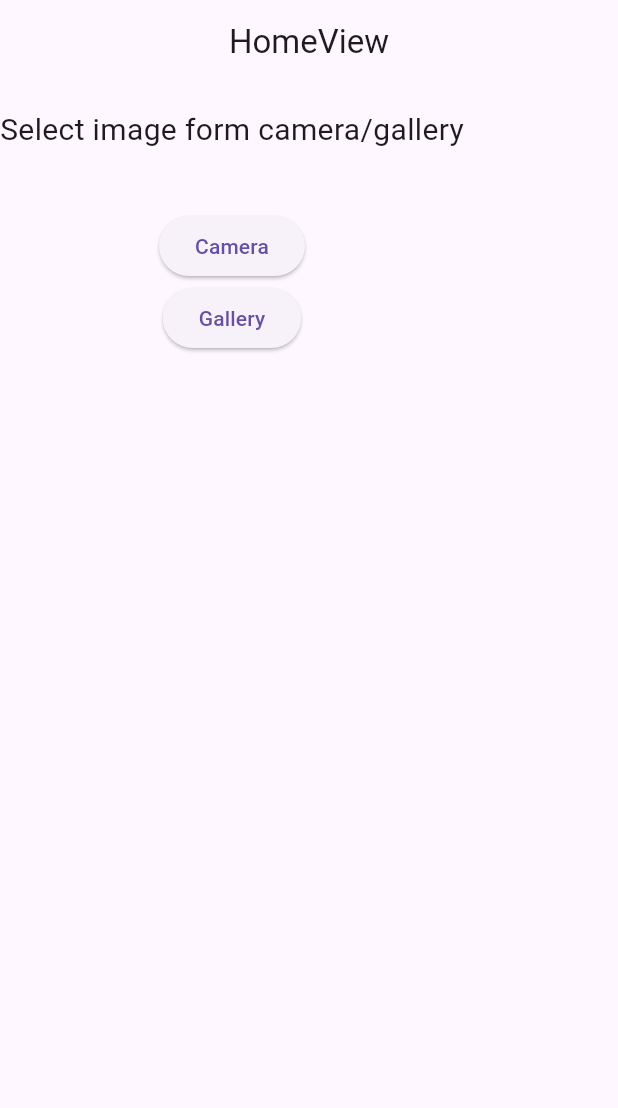
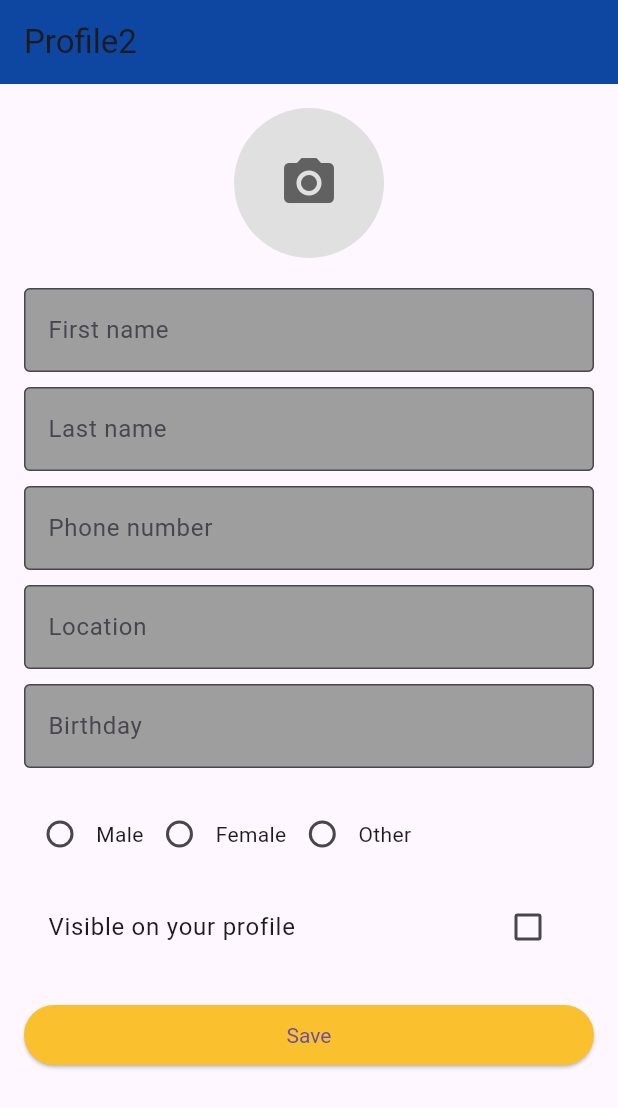
Before and after one commit to Firdig/socialmedia, a Flutter app: the screen it shows after launch, on a phone screen of 412 x 824 dp. Shown: the top 1108 px of the screen. Run offline on Flutter 3.47's test engine with Material 3 defaults, Android fonts, the phone set to English and light mode, and no system bars; our stand-ins replace get, image_picker.

Commit message:
imagepicker

```diff
--- a/lib/app/modules/home/controllers/home_controller.dart
+++ b/lib/app/modules/home/controllers/home_controller.dart
@@ -25,7 +25,53 @@ class HomeController extends GetxController {
         backgroundColor: Colors.red,colorText: Colors.white);
       }
   }
+  var firstName = ''.obs;
+  var lastName = ''.obs;
+  var phoneNumber = ''.obs;
+  var location = ''.obs;
+  var birthday = ''.obs;
 
+  var selectedGender = ''.obs;
+  var isProfileVisible = false.obs;
+
+  void updateFirstName(String? value) {
+    firstName.value = value ?? '';
+  }
+
+  void updateLastName(String? value) {
+    lastName.value = value ?? '';
+  }
+
+  void updatePhoneNumber(String? value) {
+    phoneNumber.value = value ?? '';
+  }
+
+  void updateLocation(String? value) {
+    location.value = value ?? '';
+  }
+
+  void updateBirthday(String? value) {
+    birthday.value = value ?? '';
+  }
+
+  void selectGender(String? gender) {
+    selectedGender.value = gender ?? '';
+  }
+
+  void toggleProfileVisibility(bool? value) {
+    isProfileVisible.value = value ?? false;
+  }
+
+  void saveProfile() {
+    print("Profile saved!");
+    print("First Name: ${firstName.value}");
+    print("Last Name: ${lastName.value}");
+    print("Phone Number: ${phoneNumber.value}");
+    print("Location: ${location.value}");
+    print("Birthday: ${birthday.value}");
+    print("Gender: ${selectedGender.value}");
+    print("Profile Visible: ${isProfileVisible.value}");
+  }
   final count = 0.obs;
   @override
   void onInit() {
--- a/lib/app/modules/home/views/home_view.dart
+++ b/lib/app/modules/home/views/home_view.dart
@@ -1,55 +1,183 @@
 import 'dart:io';
 
 import 'package:flutter/material.dart';
-
 import 'package:get/get.dart';
-import 'package:image_picker/image_picker.dart';
+import 'package:image_picker/image_picker.dart'; // Make sure this is imported
 import '../controllers/home_controller.dart';
 
 class HomeView extends GetView<HomeController> {
   const HomeView({super.key});
+
   @override
   Widget build(BuildContext context) {
     return Scaffold(
       appBar: AppBar(
-        title: const Text('HomeView'),
-        centerTitle: true,
+        title: const Text('Profile2'),
+        centerTitle: false,
+        backgroundColor: Colors.blue[900],
       ),
       body: Padding(
-        padding: const EdgeInsets.only(top: 16) ,
+        padding: const EdgeInsets.all(16.0),
         child: SingleChildScrollView(
           child: Column(
-            crossAxisAlignment: CrossAxisAlignment.center,
             children: [
-              Obx(()=>controller.selectedImagePath.value==''?
-              Text('Select image form camera/gallery',style: TextStyle(fontSize: 20),)
-               : Image.file(File(controller.selectedImagePath.value))),
-
-              SizedBox(
-                height: 10,
-              ),
-
-              Obx(()=>Text(controller.selectedImageSize.value==''?'':
-              controller.selectedImageSize.value,style: TextStyle(fontSize: 20),)),
-
+              // Profile Image Placeholder with Image Picker functionality
+              GestureDetector(
+                onTap: () {
+                  // Open image picker when tapped
+                  Get.defaultDialog(
+                    title: "Choose Option",
+                    content: Column(
+                      children: [
                         ElevatedButton(
                           onPressed: () {
                             controller.pickImage(ImageSource.camera);
-                  // Handle camera action
+                            Get.back(); // Close the dialog after picking an option
                           },
                           child: Text("Camera"),
                         ),
                         ElevatedButton(
                           onPressed: () {
                             controller.pickImage(ImageSource.gallery);
-
+                            Get.back(); // Close the dialog after picking an option
                           },
-                child: Text("Gallery")
-              ) // RaisedButton
+                          child: Text("Gallery"),
+                        ),
                       ],
                     ),
+                  );
+                },
+                child: Obx(() {
+                  return CircleAvatar(
+                    radius: 50,
+                    backgroundColor: Colors.grey[300],
+                    backgroundImage: controller.selectedImagePath.value == ''
+                        ? null
+                        : FileImage(File(controller.selectedImagePath.value)),
+                    child: controller.selectedImagePath.value == ''
+                        ? Icon(
+                      Icons.camera_alt,
+                      size: 40,
+                      color: Colors.grey[700],
                     )
-        )
+                        : null, // Show camera icon if no image is selected
+                  );
+                }),
+              ),
+              const SizedBox(height: 20),
+
+              // First Name Field
+              TextField(
+                decoration: const InputDecoration(
+                  labelText: 'First name',
+                  fillColor: Colors.grey,
+                  filled: true,
+                  border: OutlineInputBorder(),
+                ),
+                onChanged: controller.updateFirstName,
+              ),
+              const SizedBox(height: 10),
+
+              // Last Name Field
+              TextField(
+                decoration: const InputDecoration(
+                  labelText: 'Last name',
+                  fillColor: Colors.grey,
+                  filled: true,
+                  border: OutlineInputBorder(),
+                ),
+                onChanged: controller.updateLastName,
+              ),
+              const SizedBox(height: 10),
+
+              // Phone Number Field
+              TextField(
+                decoration: const InputDecoration(
+                  labelText: 'Phone number',
+                  fillColor: Colors.grey,
+                  filled: true,
+                  border: OutlineInputBorder(),
+                ),
+                keyboardType: TextInputType.phone,
+                onChanged: controller.updatePhoneNumber,
+              ),
+              const SizedBox(height: 10),
+
+              // Location Field
+              TextField(
+                decoration: const InputDecoration(
+                  labelText: 'Location',
+                  fillColor: Colors.grey,
+                  filled: true,
+                  border: OutlineInputBorder(),
+                ),
+                onChanged: controller.updateLocation,
+              ),
+              const SizedBox(height: 10),
+
+              // Birthday Field
+              TextField(
+                decoration: const InputDecoration(
+                  labelText: 'Birthday',
+                  fillColor: Colors.grey,
+                  filled: true,
+                  border: OutlineInputBorder(),
+                ),
+                onChanged: controller.updateBirthday,
+              ),
+              const SizedBox(height: 20),
+
+              // Gender Radio Buttons
+              Row(
+                children: [
+                  Obx(() => Radio<String>(
+                    value: 'Male',
+                    groupValue: controller.selectedGender.value,
+                    onChanged: controller.selectGender,
+                  )),
+                  const Text('Male'),
+
+                  Obx(() => Radio<String>(
+                    value: 'Female',
+                    groupValue: controller.selectedGender.value,
+                    onChanged: controller.selectGender,
+                  )),
+                  const Text('Female'),
+
+                  Obx(() => Radio<String>(
+                    value: 'Other',
+                    groupValue: controller.selectedGender.value,
+                    onChanged: controller.selectGender,
+                  )),
+                  const Text('Other'),
+                ],
+              ),
+              const SizedBox(height: 10),
+
+              // Profile Visibility Checkbox
+              Obx(() => CheckboxListTile(
+                title: const Text('Visible on your profile'),
+                value: controller.isProfileVisible.value,
+                onChanged: controller.toggleProfileVisibility,
+              )),
+              const SizedBox(height: 20),
+
+              // Save Button
+              SizedBox(
+                width: double.infinity,
+                child: ElevatedButton(
+                  onPressed: controller.saveProfile,
+                  style: ElevatedButton.styleFrom(
+                    backgroundColor: Colors.yellow[700], // Similar to UI color
+                    textStyle: const TextStyle(color: Colors.black),
+                  ),
+                  child: const Text('Save'),
+                ),
+              ),
+            ],
+          ),
+        ),
+      ),
     );
   }
 }
```
Lines whose indentation alone changed are shown as unchanged.
